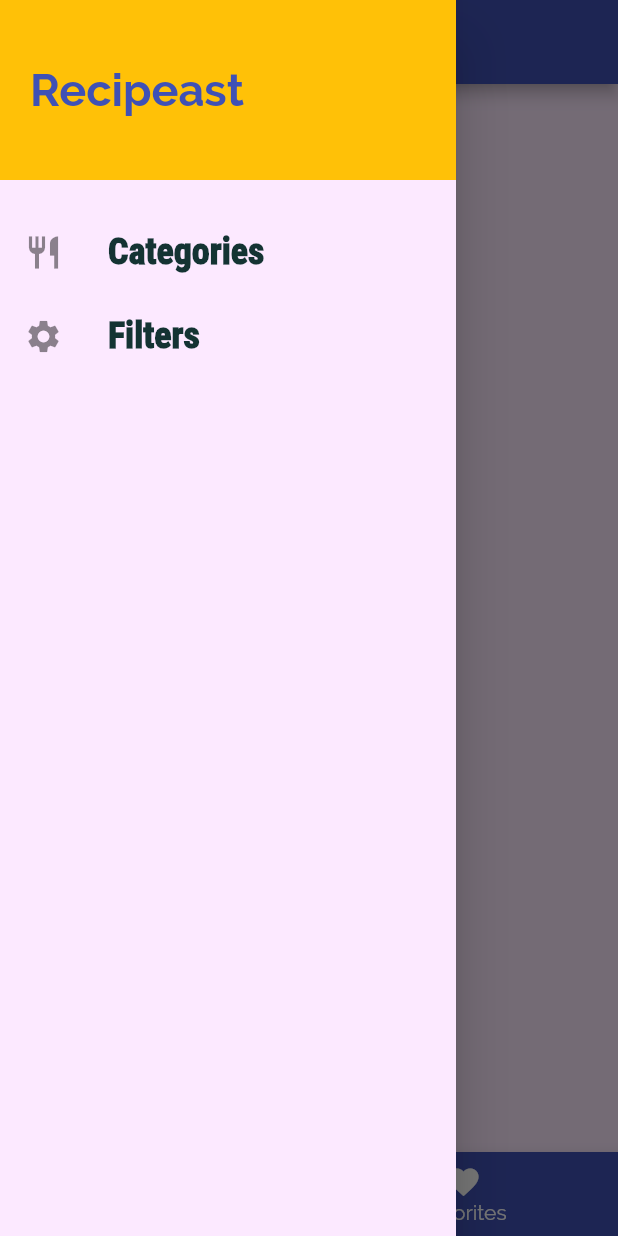
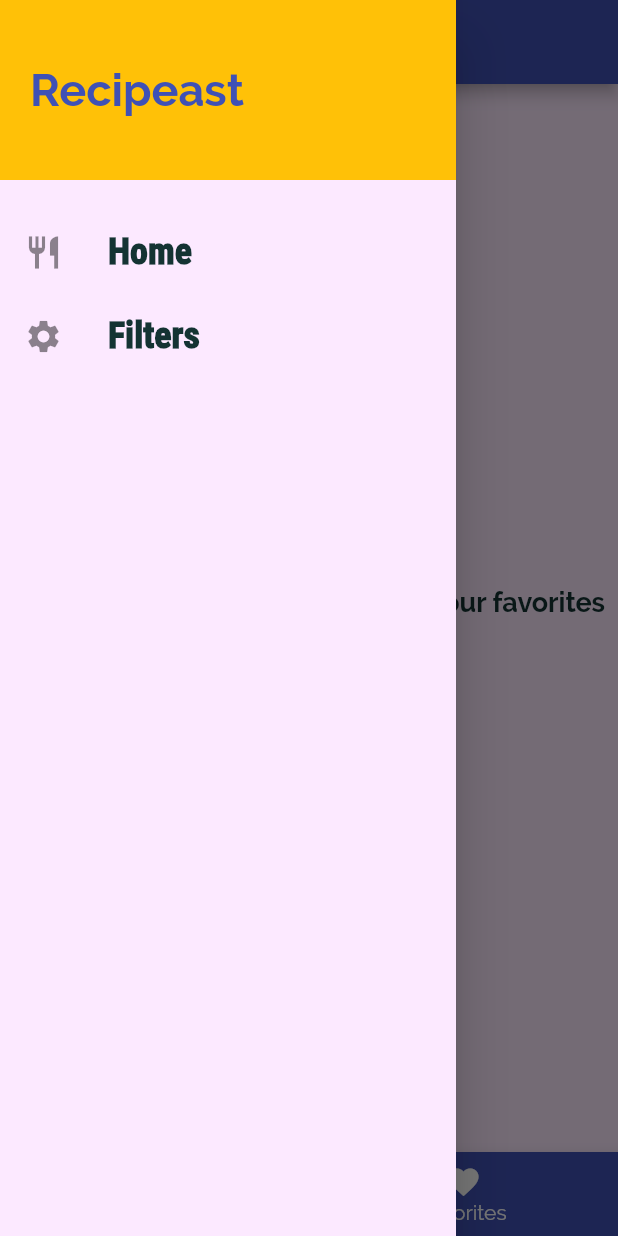
Before and after one commit to notariorob/recipes_app, a Flutter app: the screen it shows after launch, item 2 of the bottom bar chosen, with the side drawer open, on a phone screen of 412 x 824 dp. Run offline on Flutter 3.47's test engine with Material 2 defaults, Android fonts, the light colour scheme and no system bars.

Commit message:
poorly implemente favorites

```diff
--- a/lib/main.dart
+++ b/lib/main.dart
@@ -21,6 +21,7 @@ class MyApp extends StatefulWidget {
 
 class _MyAppState extends State<MyApp> {
   List<Meal> _filteredMeals = MOCK_MEALS;
+  List<Meal> _favoriteMeals = [];
   Map<Filter, bool> _filters = {
     Filter.vegetarian: false,
     Filter.vegan: false,
@@ -40,6 +41,21 @@ class _MyAppState extends State<MyApp> {
           .toList();
     });
   }
+
+  void _toggleFavorite(Meal meal) {
+    setState(() {
+      var index = _favoriteMeals
+          .indexWhere((favoriteMeal) => favoriteMeal.id == meal.id);
+      if (index >= 0) {
+        _favoriteMeals.removeAt(index);
+      } else {
+        _favoriteMeals.add(meal);
+      }
+    });
+  }
+
+  bool _isMealFavorite(String id) =>
+      _favoriteMeals.any((meal) => meal.id == id);
 
   @override
   Widget build(BuildContext context) {
@@ -76,13 +92,16 @@ class _MyAppState extends State<MyApp> {
       ),
       initialRoute: TabsScreen.routeName,
       routes: {
-        TabsScreen.routeName: (context) => const TabsScreen(),
+        TabsScreen.routeName: (context) => TabsScreen(
+              favorites: _favoriteMeals,
+            ),
         FiltersScreen.routeName: (context) =>
             FiltersScreen(filters: _filters, onFilterToggled: _updateFilter),
-        CategoryListScreen.routeName: (context) => const CategoryListScreen(),
         MealsListScreen.routeName: (context) =>
             MealsListScreen(meals: _filteredMeals),
-        MealDetailScreen.routeName: (context) => const MealDetailScreen(),
+        MealDetailScreen.routeName: (context) => MealDetailScreen(
+            onFavoriteToggled: _toggleFavorite,
+            favoriteChecker: _isMealFavorite),
       },
     );
   }
--- a/lib/screens/favorites_screen.dart
+++ b/lib/screens/favorites_screen.dart
@@ -1,15 +1,33 @@
 import 'package:flutter/material.dart';
+import 'package:recipes_app/widgets/meal_list_item.dart';
+
+import '../models/meal.dart';
 
 class FavoritesScreen extends StatelessWidget {
   static const routeName = '/favorites';
   static const screenName = 'Favorites';
 
-  const FavoritesScreen({Key? key}) : super(key: key);
+  const FavoritesScreen({Key? key, required this.favorites}) : super(key: key);
+  final List<Meal> favorites;
 
   @override
   Widget build(BuildContext context) {
-    return Container(
-      child: Text('Favorites!'),
-    );
+    return favorites.isEmpty
+        ? const Center(
+            child: Text(
+              'You haven\'t added any meals to your favorites yet',
+              style: TextStyle(
+                fontWeight: FontWeight.bold,
+                fontSize: 18,
+              ),
+              textAlign: TextAlign.center,
+            ),
+          )
+        : ListView.builder(
+            itemCount: favorites.length,
+            itemBuilder: (context, index) => MealListItem(
+              meal: favorites[index],
+            ),
+          );
   }
 }
--- a/lib/screens/meals_list_screen.dart
+++ b/lib/screens/meals_list_screen.dart
@@ -1,7 +1,5 @@
 import 'package:flutter/material.dart';
-import 'package:recipes_app/data/mock_meals.dart';
 import 'package:recipes_app/models/category.dart';
-import 'package:recipes_app/models/filters.dart';
 import 'package:recipes_app/models/meal.dart';
 import 'package:recipes_app/widgets/meal_list_item.dart';
 
--- a/lib/screens/tabs_screen.dart
+++ b/lib/screens/tabs_screen.dart
@@ -1,10 +1,12 @@
 import 'package:flutter/material.dart';
+import 'package:recipes_app/models/meal.dart';
 import 'package:recipes_app/screens/category_list_screen.dart';
 import 'package:recipes_app/screens/favorites_screen.dart';
 import 'package:recipes_app/widgets/main_drawer.dart';
 
 class TabsScreen extends StatefulWidget {
-  const TabsScreen({Key? key}) : super(key: key);
+  const TabsScreen({Key? key, required this.favorites}) : super(key: key);
+  final List<Meal> favorites;
   static const routeName = '/';
 
   @override
@@ -12,11 +14,24 @@ class TabsScreen extends StatefulWidget {
 }
 
 class _TabsScreenState extends State<TabsScreen> {
-  final List<Map<String, Object>> _pages = const [
-    {'title': CategoryListScreen.screenName, 'widget': CategoryListScreen()},
-    {'title': FavoritesScreen.screenName, 'widget': FavoritesScreen()},
-  ];
+  late List<Map<String, Object>> _pages;
   int _selectedTabIndex = 0;
+
+  @override
+  void initState() {
+    _pages = [
+      {
+        'title': CategoryListScreen.screenName,
+        'widget': const CategoryListScreen()
+      },
+      {
+        'title': FavoritesScreen.screenName,
+        'widget': FavoritesScreen(favorites: widget.favorites)
+      },
+    ];
+
+    super.initState();
+  }
 
   _handleTabTap(int index) {
     setState(() {
--- a/lib/widgets/main_drawer.dart
+++ b/lib/widgets/main_drawer.dart
@@ -29,7 +29,7 @@ class MainDrawer extends StatelessWidget {
             height: 20,
           ),
           DrawerNavigationItem(
-            title: 'Categories',
+            title: 'Home',
             icon: Icons.restaurant,
             routeName: TabsScreen.routeName,
           ),
```
Also changed, not shown: lib/screens/meal_detail_sreen.dart (+18 -3 lines).
